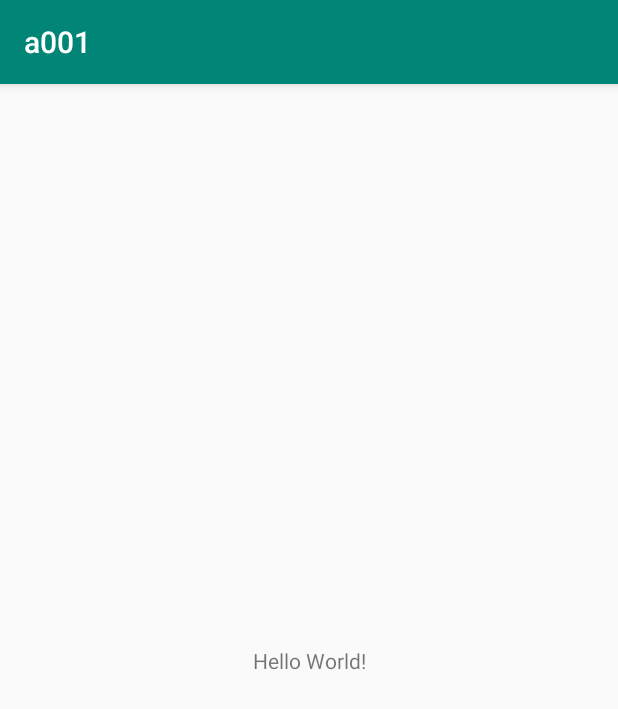
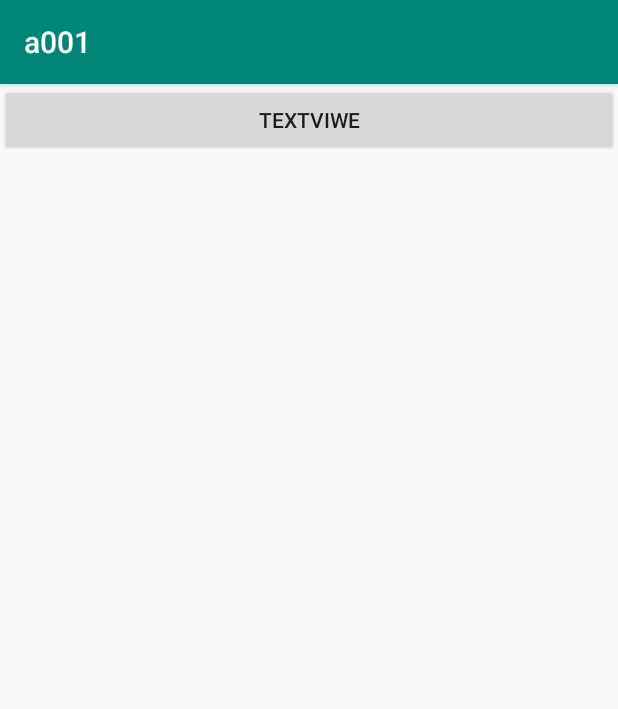
Before and after one commit to chemoontheshy/android, an Android app: the screen it shows after launch (MainActivity), on a phone screen of 412 x 824 dp. Shown: the top 709 px of the screen. Run offline under Robolectric (Android 15) with nearby library versions, the phone set to English and light mode, and no system bars.

Commit message:
first git

```diff
--- a/001/app/src/main/AndroidManifest.xml
+++ b/001/app/src/main/AndroidManifest.xml
@@ -9,6 +9,7 @@
         android:roundIcon="@mipmap/ic_launcher_round"
         android:supportsRtl="true"
         android:theme="@style/AppTheme">
+        <activity android:name=".TextViewActivity"></activity>
         <activity android:name=".MainActivity">
             <intent-filter>
                 <action android:name="android.intent.action.MAIN" />
--- a/001/app/src/main/java/com/qchenmo/a001/MainActivity.java
+++ b/001/app/src/main/java/com/qchenmo/a001/MainActivity.java
@@ -2,13 +2,28 @@ package com.qchenmo.a001;
 
 import androidx.appcompat.app.AppCompatActivity;
 
+import android.content.Intent;
 import android.os.Bundle;
+import android.view.View;
+import android.widget.Button;
 
 public class MainActivity extends AppCompatActivity {
+
+    private Button btntoTextView;
 
     @Override
     protected void onCreate(Bundle savedInstanceState) {
         super.onCreate(savedInstanceState);
         setContentView(R.layout.activity_main);
+
+        btntoTextView = (Button) findViewById(R.id.toTextView);
+        btntoTextView.setOnClickListener(new View.OnClickListener() {
+            @Override
+            public void onClick(View v) {
+                Intent intent = new Intent(MainActivity.this,TextViewActivity.class);
+                startActivity(intent);
+            }
+        });
+
     }
 }
--- a/001/app/src/main/res/layout/activity_main.xml
+++ b/001/app/src/main/res/layout/activity_main.xml
@@ -1,18 +1,16 @@
 <?xml version="1.0" encoding="utf-8"?>
-<androidx.constraintlayout.widget.ConstraintLayout xmlns:android="http://schemas.android.com/apk/res/android"
+<LinearLayout xmlns:android="http://schemas.android.com/apk/res/android"
     xmlns:app="http://schemas.android.com/apk/res-auto"
     xmlns:tools="http://schemas.android.com/tools"
+    android:orientation="vertical"
     android:layout_width="match_parent"
     android:layout_height="match_parent"
     tools:context=".MainActivity">
 
-    <TextView
-        android:layout_width="wrap_content"
+    <Button
+        android:id="@+id/toTextView"
+        android:layout_width="match_parent"
         android:layout_height="wrap_content"
-        android:text="Hello World!"
-        app:layout_constraintBottom_toBottomOf="parent"
-        app:layout_constraintLeft_toLeftOf="parent"
-        app:layout_constraintRight_toRightOf="parent"
-        app:layout_constraintTop_toTopOf="parent" />
+        android:text="@string/btn_toTextView"></Button>
 
-</androidx.constraintlayout.widget.ConstraintLayout>
+</LinearLayout>
```
Also changed, not shown: 001/app/src/main/java/com/qchenmo/a001/TextViewActivity.java (added, +28 -0 lines), 001/app/src/main/res/layout/activity_text_view.xml (added, +73 -0 lines), 001/app/src/main/res/values/strings.xml (+8 -0 lines), 001/app/src/main/res/drawable/icon_sx.png (added), 001/app/src/main/res/drawable/icon_sx_1.png (added).
